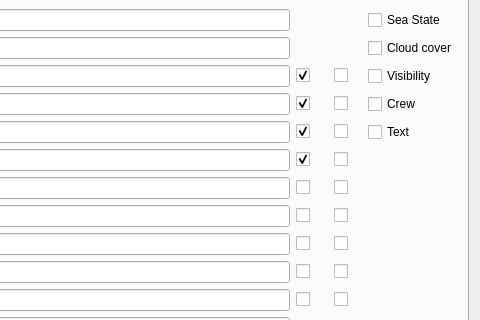
Qt form src/ui/Dialog_settings.ui (rodegerdts/QPlogbook) before a commit; both pictures show x 427 to 907 and y 120 to 440 of the 907 by 602 pixel window.
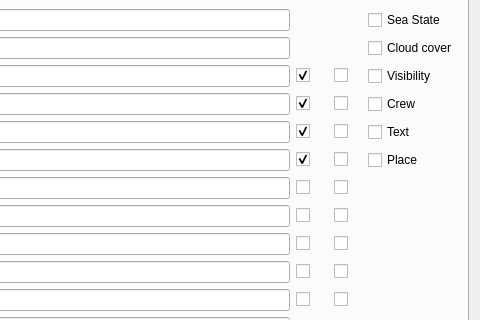
The same form after that commit. The open tabs and pages were chosen to show the change. Icons and pictures are not drawn.

```diff
--- a/src/ui/Dialog_settings.ui
+++ b/src/ui/Dialog_settings.ui
@@ -1065,6 +1065,13 @@
           </property>
          </widget>
         </item>
+        <item row="6" column="4">
+         <widget class="QCheckBox" name="checkBox_s_place">
+          <property name="text">
+           <string>Place</string>
+          </property>
+         </widget>
+        </item>
        </layout>
       </widget>
      </widget>
```
Left out of the diff: 2 changed lines with no effect on the pictures.
